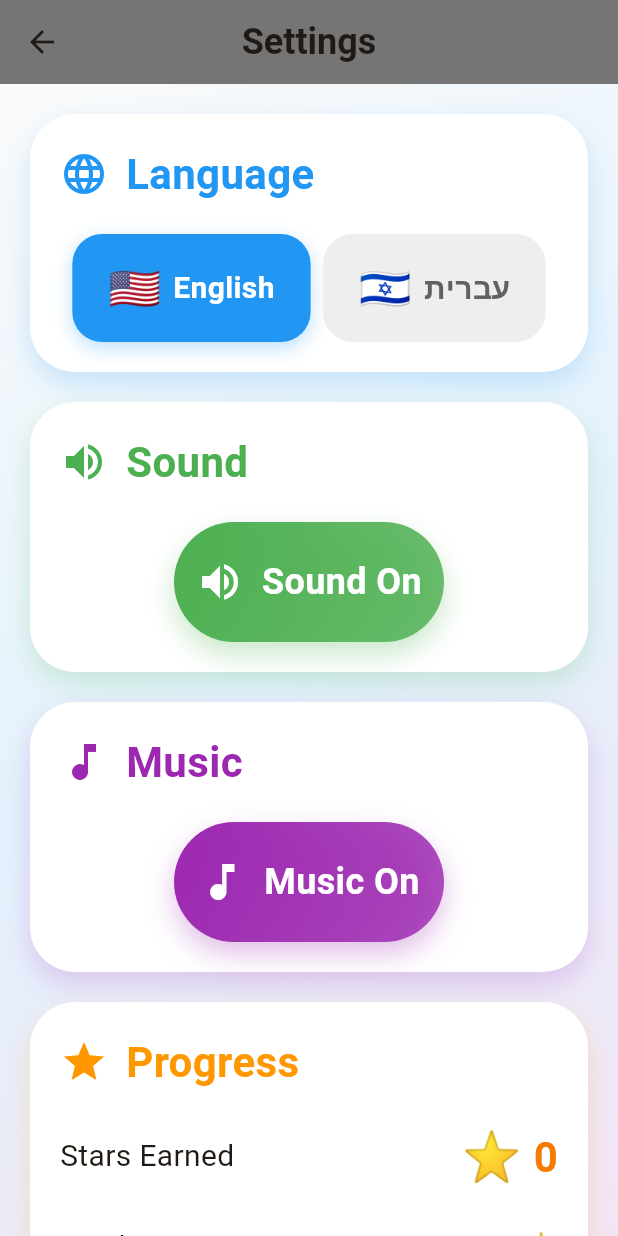
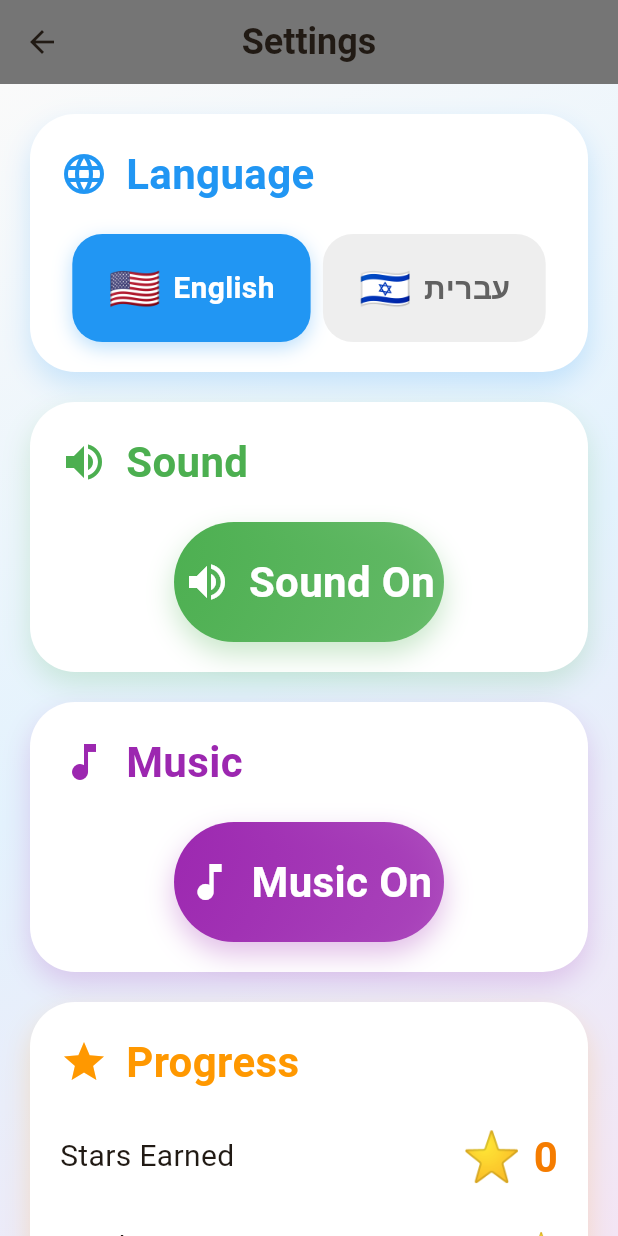
Before and after one commit to cohenra/learning-games, a Flutter app: the SettingsScreen screen opened directly, after a tap on "🇺🇸", on a phone screen of 412 x 824 dp. Run offline on Flutter 3.47's test engine with Material 3 defaults, Android fonts, the phone set to English and light mode, and no system bars; our stand-ins replace flutter_tts, shared_preferences; missing offline and left inert: flame, flame_audio; accounts and stored records are empty; Roboto replaces fonts that are missing (Quicksand).

Commit message:
Fix UI layout issues - add scrolling and proper sizing
- Home screen: Add childAspectRatio to GridView for better card sizing
- Home screen: Reduce icon and text sizes to fit proportionally
- Quiz screen: Add SingleChildScrollView to enable scrolling
- Quiz screen: Replace Expanded with constrained Container for dots
- Quiz screen: Reduce dot sizes and spacing to prevent overlap
- Quiz screen: Adjust button aspect ratio and reduce font sizes
- Quiz screen: Add NeverScrollableScrollPhysics to inner GridView
- Buttons: Increase text size from 24 to 28 for readability

Fixes overflow error and ensures all UI elements are accessible.

```diff
--- a/lib/screens/new_home_screen.dart
+++ b/lib/screens/new_home_screen.dart
@@ -69,6 +69,7 @@ class NewHomeScreen extends StatelessWidget {
                   padding: const EdgeInsets.all(20),
                   mainAxisSpacing: 20,
                   crossAxisSpacing: 20,
+                  childAspectRatio: 1.3,
                   children: [
                     _buildModuleCard(
                       context: context,
@@ -179,13 +180,13 @@ class NewHomeScreen extends StatelessWidget {
               children: [
                 Text(
                   icon,
-                  style: const TextStyle(fontSize: 72),
+                  style: const TextStyle(fontSize: 56),
                 ),
-                const SizedBox(height: 12),
+                const SizedBox(height: 8),
                 Text(
                   title,
                   style: TextStyle(
-                    fontSize: 28,
+                    fontSize: 24,
                     fontWeight: FontWeight.bold,
                     color: color,
                   ),
--- a/lib/widgets/kid_button.dart
+++ b/lib/widgets/kid_button.dart
@@ -130,7 +130,7 @@ class _KidButtonState extends State<KidButton>
                   widget.text,
                   style: TextStyle(
                     color: textColor,
-                    fontSize: 24,
+                    fontSize: 28,
                     fontWeight: FontWeight.bold,
                   ),
                   textAlign: TextAlign.center,
```
Also changed, not shown: lib/modules/numbers/numbers_quiz_screen.dart (+24 -19 lines).
